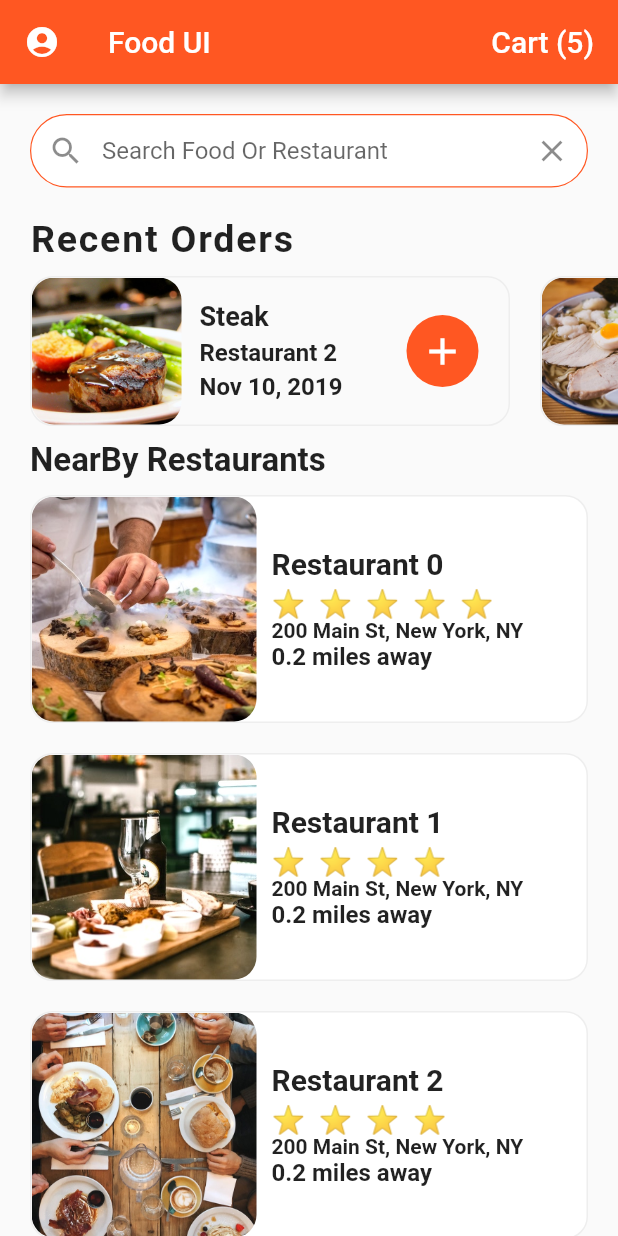
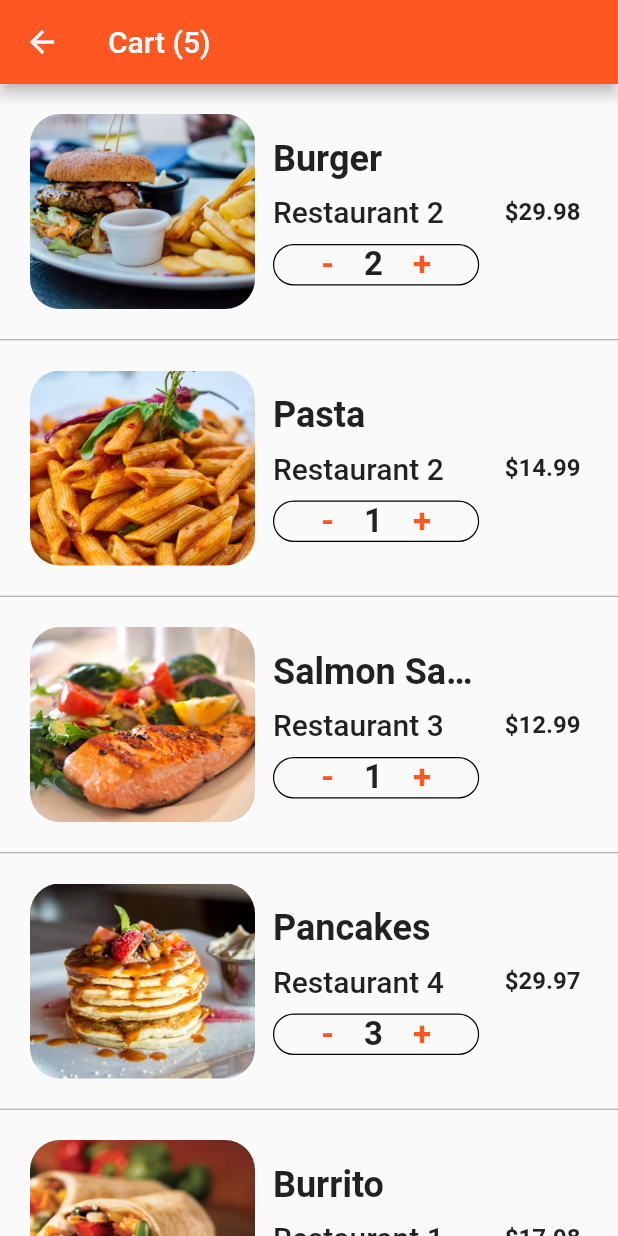
Before and after one commit to imrishuroy/Flutter-Food-Delivery-UI, a Flutter app: the screen it shows after launch, after a tap on an icon or button, on a phone screen of 412 x 824 dp. Run offline on Flutter 3.47's test engine with Material 2 defaults, Android fonts, the phone set to English and light mode, and no system bars.

Commit message:
added cart screen

```diff
--- /dev/null
+++ b/lib/screens/cart_screen.dart
@@ -0,0 +1,145 @@
+import 'package:flutter/material.dart';
+import 'package:flutter_food_delivery_ui/data/data.dart';
+import 'package:flutter_food_delivery_ui/models/order.dart';
+
+class CartScreen extends StatefulWidget {
+  @override
+  _CartScreenState createState() => _CartScreenState();
+}
+
+class _CartScreenState extends State<CartScreen> {
+  _buildCartItem(Order order) {
+    return Container(
+      padding: EdgeInsets.all(20.0),
+      height: 170.0,
+      child: Row(
+        children: [
+          Expanded(
+            child: Row(
+              children: [
+                Container(
+                  width: 150.0,
+                  decoration: BoxDecoration(
+                    borderRadius: BorderRadius.circular(20.0),
+                    image: DecorationImage(
+                      image: AssetImage(
+                        order.food.imageUrl,
+                      ),
+                      fit: BoxFit.cover,
+                    ),
+                  ),
+                ),
+                Expanded(
+                  child: Container(
+                    margin: EdgeInsets.all(12.0),
+                    child: Column(
+                      mainAxisAlignment: MainAxisAlignment.center,
+                      crossAxisAlignment: CrossAxisAlignment.stretch,
+                      children: [
+                        Text(
+                          order.food.name,
+                          style: TextStyle(
+                            fontSize: 24.0,
+                            fontWeight: FontWeight.bold,
+                          ),
+                          overflow: TextOverflow.ellipsis,
+                        ),
+                        SizedBox(height: 10),
+                        Text(
+                          order.restaurant.name,
+                          style: TextStyle(
+                            fontSize: 20.0,
+                            fontWeight: FontWeight.w500,
+                          ),
+                          overflow: TextOverflow.ellipsis,
+                        ),
+                        SizedBox(height: 10),
+                        Container(
+                          width: 100.0,
+                          decoration: BoxDecoration(
+                            borderRadius: BorderRadius.circular(20.0),
+                            border: Border.all(
+                              width: 0.8,
+                            ),
+                          ),
+                          child: Row(
+                            mainAxisAlignment: MainAxisAlignment.center,
+                            children: [
+                              GestureDetector(
+                                onTap: () {},
+                                child: Text(
+                                  '-',
+                                  style: TextStyle(
+                                    fontSize: 22,
+                                    fontWeight: FontWeight.w600,
+                                    color: Theme.of(context).primaryColor,
+                                  ),
+                                ),
+                              ),
+                              SizedBox(width: 20),
+                              Text(
+                                order.quantity.toString(),
+                                style: TextStyle(
+                                  fontSize: 22,
+                                  fontWeight: FontWeight.w600,
+                                ),
+                              ),
+                              SizedBox(width: 20),
+                              GestureDetector(
+                                onTap: () {},
+                                child: Text(
+                                  '+',
+                                  style: TextStyle(
+                                    fontSize: 22,
+                                    fontWeight: FontWeight.w600,
+                                    color: Theme.of(context).primaryColor,
+                                  ),
+                                ),
+                              )
+                            ],
+                          ),
+                        )
+                      ],
+                    ),
+                  ),
+                ),
+              ],
+            ),
+          ),
+          Container(
+            margin: EdgeInsets.all(5.0),
+            child: Text(
+              '\$${order.quantity * order.food.price}',
+              style: TextStyle(
+                fontSize: 16.0,
+                fontWeight: FontWeight.w600,
+              ),
+            ),
+          )
+        ],
+      ),
+    );
+  }
+
+  @override
+  Widget build(BuildContext context) {
+    return Scaffold(
+      appBar: AppBar(
+        title: Text('Cart (${currentUser.cart.length})'),
+      ),
+      body: ListView.separated(
+        itemCount: currentUser.cart.length,
+        itemBuilder: (BuildContext context, index) {
+          Order order = currentUser.cart[index];
+          return _buildCartItem(order);
+        },
+        separatorBuilder: (BuildContext context, index) {
+          return Divider(
+            height: 1.0,
+            color: Colors.grey,
+          );
+        },
+      ),
+    );
+  }
+}
--- a/lib/screens/home_screen.dart
+++ b/lib/screens/home_screen.dart
@@ -1,4 +1,5 @@
 import 'package:flutter/material.dart';
+import 'package:flutter_food_delivery_ui/screens/cart_screen.dart';
 import '../models/restaurant.dart';
 import '../widgets/recent_orders.dart';
 import '../data/data.dart';
@@ -19,11 +20,13 @@ class _HomeScreenState extends State<HomeScreen> {
         restautrantList.add(
           GestureDetector(
             onTap: () => Navigator.push(
-                context,
-                MaterialPageRoute(
-                    builder: (ctx) => RestaurantScreen(
-                          restaurant: restaurant,
-                        ))),
+              context,
+              MaterialPageRoute(
+                builder: (ctx) => RestaurantScreen(
+                  restaurant: restaurant,
+                ),
+              ),
+            ),
             child: Container(
               margin: EdgeInsets.symmetric(
                 horizontal: 20,
@@ -109,7 +112,11 @@ class _HomeScreenState extends State<HomeScreen> {
         leading: Icon(Icons.account_circle),
         actions: [
           FlatButton(
-            onPressed: () {},
+            onPressed: () => Navigator.of(context).push(
+              MaterialPageRoute(
+                builder: (ctx) => CartScreen(),
+              ),
+            ),
             child: Text(
               'Cart (${currentUser.cart.length})',
               style: TextStyle(
```
